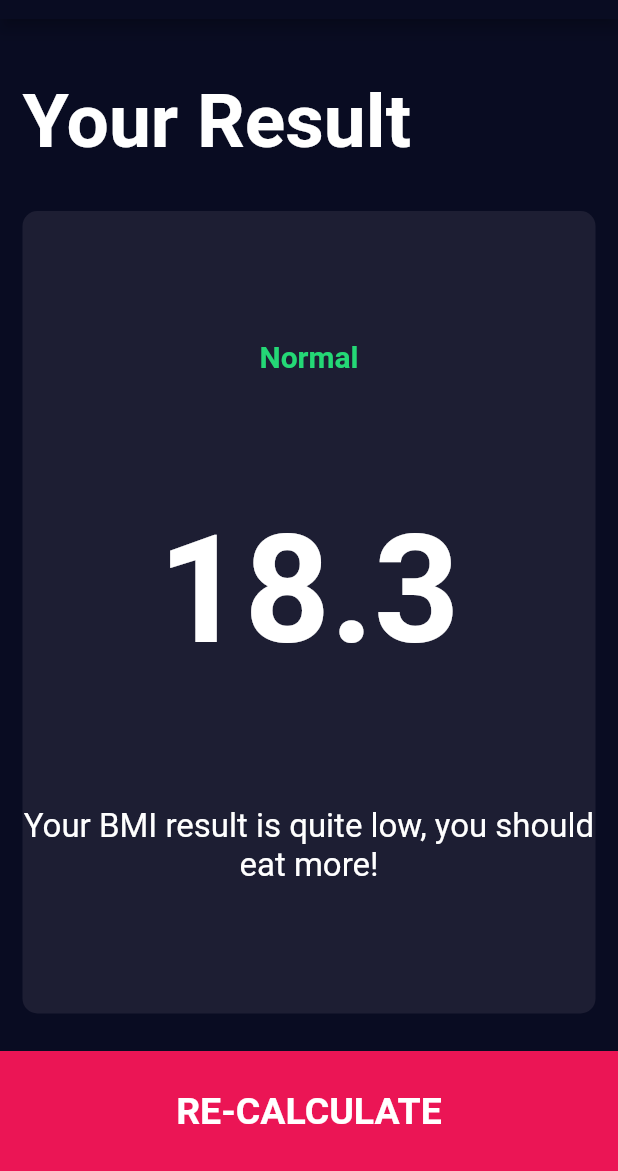
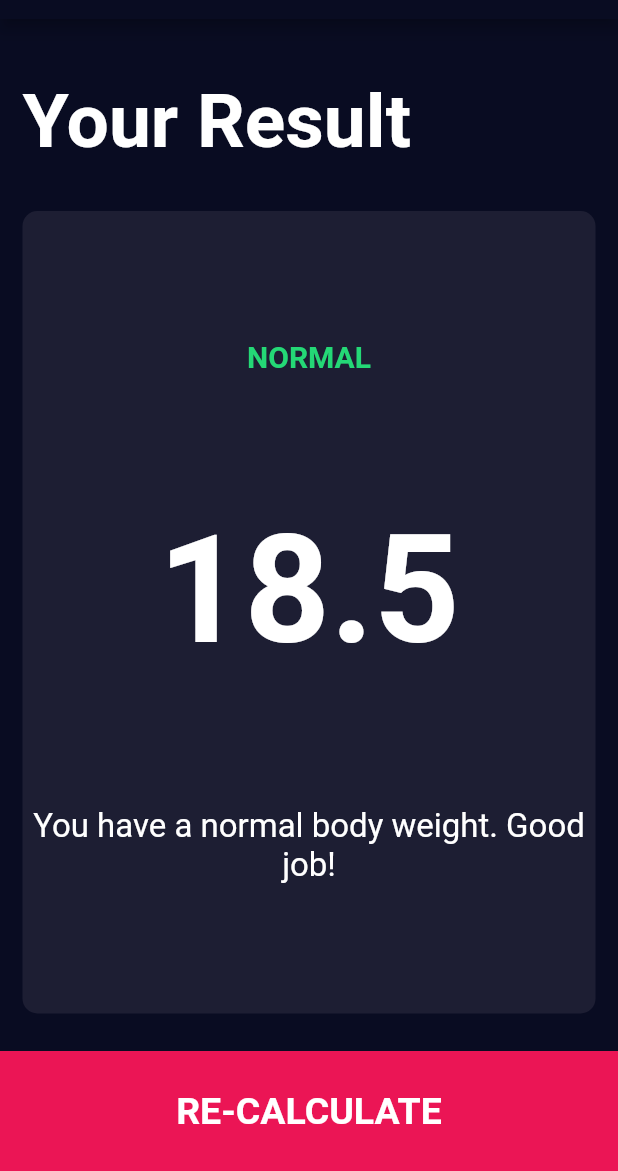
Before and after one commit to DenyAnwar/BMI-Calculator, a Flutter app: the screen it shows after launch, after a tap on "CALCULATE", on a phone screen of 412 x 824 dp, the part 65-1236 px from its top. Run offline on Flutter 3.47's test engine with Material 2 defaults, Android fonts, the phone set to English and light mode, and no system bars; our stand-ins replace font_awesome_flutter.

Commit message:
add BMI Calculator functionality

```diff
--- /dev/null
+++ b/lib/calculator_brain.dart
@@ -0,0 +1,35 @@
+import 'dart:math';
+
+class CalculatorBrain {
+  CalculatorBrain({required this.height, required this.weight});
+
+  final int height;
+  final int weight;
+
+  late double _bmi;
+
+  String calculateBMI() {
+    _bmi = weight / pow(height / 100, 2);
+    return _bmi.toStringAsFixed(1);
+  }
+
+  String getResult() {
+    if (_bmi >= 25) {
+      return 'Overweight';
+    } else if (_bmi > 18.5) {
+      return 'Normal';
+    } else {
+      return 'Underweight';
+    }
+  }
+
+  String getInterpretation() {
+    if (_bmi >= 25) {
+      return 'You have a higher than normal body weight. Try to exercise more.';
+    } else if (_bmi > 18.5) {
+      return 'You have a normal body weight. Good job!';
+    } else {
+      return 'You have a lower than normal body weight. You can eat a bit more.';
+    }
+  }
+}
--- a/lib/screens/input_page.dart
+++ b/lib/screens/input_page.dart
@@ -3,9 +3,10 @@ import 'package:font_awesome_flutter/font_awesome_flutter.dart';
 import 'package:bmi_calculator/components/icon_content.dart';
 import 'package:bmi_calculator/components/reusable_card.dart';
 import 'package:bmi_calculator/constants.dart';
-import 'package:bmi_calculator/screens/results.dart';
+import 'package:bmi_calculator/screens/results_page.dart';
 import 'package:bmi_calculator/components/bottom_button.dart';
 import 'package:bmi_calculator/components/round_icon_button.dart';
+import 'package:bmi_calculator/calculator_brain.dart';
 
 enum Gender {
   male,
@@ -215,10 +216,17 @@ class _InputPageState extends State<InputPage> {
           BottomButton(
             buttonTitle: 'CALCULATE',
             onTap: () {
+              CalculatorBrain calc =
+                  CalculatorBrain(height: height, weight: weight);
+
               Navigator.push(
                 context,
                 MaterialPageRoute(
-                  builder: (context) => ResultsPage(),
+                  builder: (context) => ResultsPage(
+                    bmiResult: calc.calculateBMI(),
+                    resultText: calc.getResult(),
+                    interpretation: calc.getInterpretation(),
+                  ),
                 ),
               );
             },
--- a/lib/screens/results.dart
+++ b/lib/screens/results_page.dart
@@ -4,7 +4,14 @@ import 'package:flutter/material.dart';
 import 'package:bmi_calculator/components/bottom_button.dart';
 
 class ResultsPage extends StatelessWidget {
-  const ResultsPage({Key? key}) : super(key: key);
+  ResultsPage(
+      {required this.bmiResult,
+      required this.resultText,
+      required this.interpretation});
+
+  final String bmiResult;
+  final String resultText;
+  final String interpretation;
 
   @override
   Widget build(BuildContext context) {
@@ -35,15 +42,15 @@ class ResultsPage extends StatelessWidget {
                 crossAxisAlignment: CrossAxisAlignment.center,
                 children: <Widget>[
                   Text(
-                    'Normal',
+                    resultText.toUpperCase(),
                     style: kResultTextStyle,
                   ),
                   Text(
-                    '18.3',
+                    bmiResult,
                     style: kBMITextStyle,
                   ),
                   Text(
-                    'Your BMI result is quite low, you should eat more!',
+                    interpretation,
                     textAlign: TextAlign.center,
                     style: kBodyTextStyle,
                   ),
```
